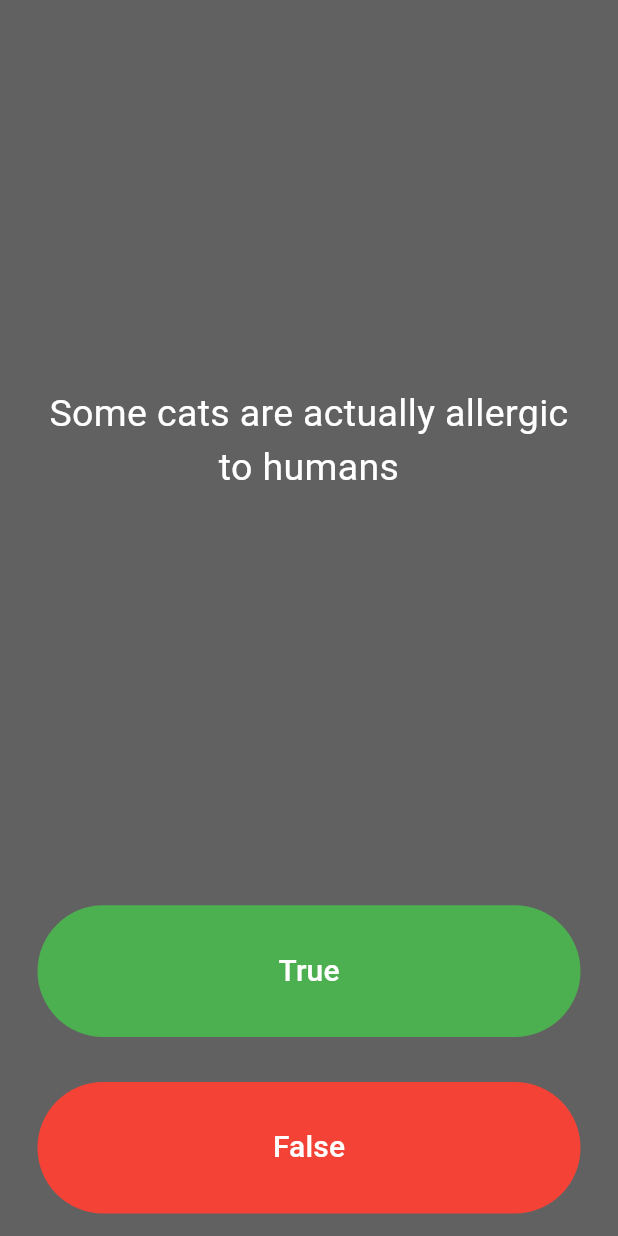
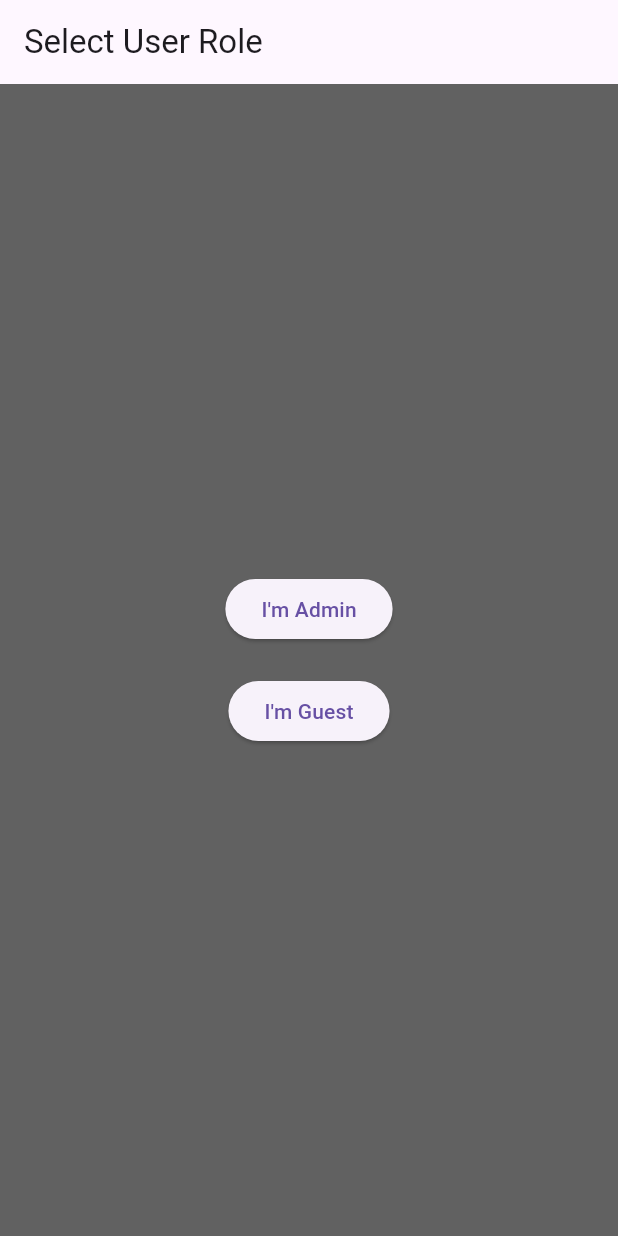
Before and after one commit to EdiBulb/love_mock_test, a Flutter app: the screen it shows after launch, on a phone screen of 412 x 824 dp. Run offline on Flutter 3.47's test engine with Material 3 defaults, Android fonts, the phone set to English and light mode, and no system bars.

Commit message:
Customizing... but faced errors..

```diff
--- /dev/null
+++ b/lib/data/quiz_data.dart
@@ -0,0 +1,4 @@
+import '../models/question.dart';
+
+// 글로벌 질문 리스트 (관리자가 만든 질문만 사용됨)
+List<Question> globalQuestionList = [];
--- a/lib/main.dart
+++ b/lib/main.dart
@@ -1,130 +1,28 @@
 import 'package:flutter/material.dart';
+import 'screens/role_select_page.dart';
+import 'screens/quiz_page.dart';
+import 'screens/question_editor.dart';
+import 'screens/result_page.dart';
+import 'screens/name_input_page.dart';
 
-import 'quiz_brain.dart';
-import 'screens/result_page.dart';
-
-// create quizBrain object.
-QuizBrain quizBrain = QuizBrain();
-
-void main() async {
-  WidgetsFlutterBinding.ensureInitialized(); // SharedPreferences 로드 전에 필요!
-  await quizBrain.loadHighScore(); // 앱 시작 시 최고 점수 불러오기
-  runApp(Quizzler());
+void main() {
+  runApp(const Quizzler());
 }
 
 class Quizzler extends StatelessWidget {
+  const Quizzler({super.key});
+
   @override
   Widget build(BuildContext context) {
     return MaterialApp(
-      home: Scaffold(
-        backgroundColor: Colors.grey.shade700,
-        body: SafeArea(
-          child: Padding(
-            padding: EdgeInsets.symmetric(horizontal: 10.0),
-            child: QuizPage(),
-          ),
-        ),
-      ),
+      title: 'Quizzler App',
+      debugShowCheckedModeBanner: false,
+      home: const RoleSelectPage(),
+      routes: {
+        '/editor': (context) => const QuestionEditor(),
+        '/guest': (context) => const NameInputPage(), // 👤 이름 입력용
+
+      },
     );
   }
 }
-
-class QuizPage extends StatefulWidget {
-  @override
-  _QuizPageState createState() => _QuizPageState();
-}
-
-class _QuizPageState extends State<QuizPage> {
-  List<Icon> scoreKeeper = [];
-
-  void checkAnswer(bool userPickedAnswer) async {
-    bool correctAnswer = quizBrain.getQuestionAnswer();
-
-    // ✅ 정답 여부 먼저 체크하고 점수 처리
-    if (userPickedAnswer == correctAnswer) {
-      scoreKeeper.add(Icon(Icons.check, color: Colors.green));
-      quizBrain.incrementScore();
-    } else {
-      scoreKeeper.add(Icon(Icons.close, color: Colors.red));
-    }
-
-    // ✅ 점수 저장 (최고 점수 갱신 가능성 있음)
-    await quizBrain.saveHighScoreIfNeeded();
-
-    setState(() {
-      if (quizBrain.isFinished()) {
-        int correctCount = quizBrain.correctCount;
-
-        Navigator.push(
-          context,
-          MaterialPageRoute(
-            builder: (context) => ResultPage(
-              totalQuestions: quizBrain.totalQuestions,
-              correctAnswers: correctCount,
-              highScore: quizBrain.highScore,
-            ),
-          ),
-        );
-
-        quizBrain.reset();
-        scoreKeeper = [];
-      } else {
-        quizBrain.nextQuestion();
-      }
-    });
-  }
-
-  @override
-  Widget build(BuildContext context) {
-    return Column(
-      mainAxisAlignment: MainAxisAlignment.spaceBetween,
-      crossAxisAlignment: CrossAxisAlignment.stretch,
-      children: <Widget>[
-        Expanded(
-          flex: 5,
-          child: Padding(
-            padding: EdgeInsets.all(10.0),
-            child: Center(
-              child: Text(
-                quizBrain.getQuestionText(),
-                textAlign: TextAlign.center,
-                style: TextStyle(fontSize: 25.0, color: Colors.white),
-              ),
-            ),
-          ),
-        ),
-        Expanded(
-          child: Padding(
-            padding: EdgeInsets.all(15.0),
-            child: TextButton(
-              style: TextButton.styleFrom(
-                backgroundColor: Colors.green,
-                foregroundColor: Colors.white,
-              ),
-              child: Text('True', style: TextStyle(fontSize: 20.0)),
-              onPressed: () {
-                checkAnswer(true);
-              },
-            ),
-          ),
-        ),
-        Expanded(
-          child: Padding(
-            padding: EdgeInsets.all(15.0),
-            child: TextButton(
-              style: TextButton.styleFrom(backgroundColor: Colors.red),
-              child: Text(
-                'False',
-                style: TextStyle(fontSize: 20.0, color: Colors.white),
-              ),
-              onPressed: () {
-                checkAnswer(false);
-              },
-            ),
-          ),
-        ),
-        Row(children: scoreKeeper),
-      ],
-    );
-  }
-}
--- /dev/null
+++ b/lib/models/question.dart
@@ -0,0 +1,6 @@
+class Question {
+  final String questionText;
+  final bool questionAnswer;
+
+  Question(this.questionText, this.questionAnswer);
+}
--- a/lib/quiz_brain.dart
+++ /dev/null
@@ -1,99 +0,0 @@
-import 'package:quizzler_flutter_app/question.dart';
-import 'package:shared_preferences/shared_preferences.dart';
-
-
-class QuizBrain { // class name should start with capital letter.
-
-  int _questionNumber=0; // private property
-
-  int _correctCount = 0;
-  int _highScore = 0;
-
-  List<Question> _questionBank = [
-    Question('Some cats are actually allergic to humans', true),
-    Question('You can lead a cow down stairs but not up stairs.', false),
-    Question('Approximately one quarter of human bones are in the feet.', true),
-    Question('A slug\'s blood is green.', true),
-    Question('Buzz Aldrin\'s mother\'s maiden name was \"Moon\".', true),
-    Question('It is illegal to pee in the Ocean in Portugal.', true),
-    Question(
-        'No piece of square dry paper can be folded in half more than 7 times.',
-        false),
-    Question(
-        'In London, UK, if you happen to die in the House of Parliament, you are technically entitled to a state funeral, because the building is considered too sacred a place.',
-        true),
-    Question(
-        'The loudest sound produced by any animal is 188 decibels. That animal is the African Elephant.',
-        false),
-    Question(
-        'The total surface area of two human lungs is approximately 70 square metres.',
-        true),
-    Question('Google was originally called \"Backrub\".', true),
-    Question(
-        'Chocolate affects a dog\'s heart and nervous system; a few ounces are enough to kill a small dog.',
-        true),
-    Question(
-        'In West Virginia, USA, if you accidentally hit an animal with your car, you are free to take it home to eat.',
-        true),
-  ];
-
-
-  void nextQuestion() {
-    if (_questionNumber < _questionBank.length - 1){
-      _questionNumber++;
-    }
-    print(_questionNumber);
-    print(_questionBank.length);
-  }
-
-  // getter
-  String getQuestionText(){
-    return _questionBank[_questionNumber].questionText;
-  }
-  // getter
-  bool getQuestionAnswer(){
-    return _questionBank[_questionNumber].questionAnswer;
-  }
-
-  bool isFinished() {
-    if (_questionNumber >= _questionBank.length - 1) {
-      print('Now returning true');
-      return true;
-    } else {
-      return false;
-    }
-  }
-
-  int get totalQuestions => _questionBank.length;
-
-  // return score getter
-  int get correctCount => _correctCount;
-
-  // To increase score
-  void incrementScore() {
-    _correctCount++;
-  }
-
-  // 초기 실행 시 최고 점수 불러오기
-  int get highScore => _highScore;
-  // what is Future, async, await, getInstance()?
-  Future<void> loadHighScore() async {
-    final prefs = await SharedPreferences.getInstance();
-    _highScore = prefs.getInt('highScore') ?? 0;
-  }
-
-  // 점수 저장
-  // what is Future, async, await, getInstance()?
-  Future<void> saveHighScoreIfNeeded() async {
-    if (_correctCount > _highScore) {
-      _highScore = _correctCount;
-      final prefs = await SharedPreferences.getInstance();
-      await prefs.setInt('highScore', _highScore);
-    }
-  }
-
-  void reset() {
-    _questionNumber = 0;
-    _correctCount = 0; // score reset.
-  }
-}
--- a/lib/screens/result_page.dart
+++ b/lib/screens/result_page.dart
@@ -4,6 +4,7 @@ class ResultPage extends StatelessWidget {
   final int totalQuestions;
   final int correctAnswers;
   final int highScore; // highest score.
+  final String guestName;
 
   const ResultPage({
     // constructor.
@@ -11,6 +12,8 @@ class ResultPage extends StatelessWidget {
     required this.totalQuestions,
     required this.correctAnswers,
     required this.highScore, // highest score
+    required this.guestName,
+
   });
 
   @override
@@ -32,7 +35,7 @@ class ResultPage extends StatelessWidget {
               style: TextStyle(fontSize: 18, color: Colors.white60),
             ),
             Text(
-              "🎉 You got $correctAnswers / $totalQuestions! 🎉",
+              "🎉$guestName, you got $correctAnswers / $totalQuestions! 🎉",
               style: TextStyle(fontSize: 24, color: Colors.amber, fontWeight: FontWeight.bold),
             ),
             SizedBox(height: 40),
--- /dev/null
+++ b/lib/screens/role_select_page.dart
@@ -0,0 +1,32 @@
+import 'package:flutter/material.dart';
+
+class RoleSelectPage extends StatelessWidget {
+  const RoleSelectPage({super.key});
+
+  @override
+  Widget build(BuildContext context) {
+    return Scaffold(
+      appBar: AppBar(title: const Text("Select User Role")),
+      backgroundColor: Colors.grey.shade700,
+      body: Center(
+        child: Column(
+          mainAxisAlignment: MainAxisAlignment.center,
+          children: [
+            ElevatedButton(
+                onPressed: () {
+                  Navigator.pushNamed(context, '/editor');
+                },
+              child: const Text("I'm Admin"),
+            ),
+            const SizedBox(height: 20),
+            ElevatedButton(onPressed: (){
+              Navigator.pushNamed(context, '/guest');
+            },
+            child: const Text("I'm Guest"),
+            ),
+          ],
+        ),
+      ),
+    );
+  }
+}
```
Also changed, not shown: lib/models/quiz_brain.dart (added, +29 -0 lines), lib/question.dart (deleted, +0 -11 lines), lib/screens/name_input_page.dart (added, +54 -0 lines), lib/screens/question_editor.dart (+55 -25 lines), lib/screens/quiz_page.dart (added, +100 -0 lines).
